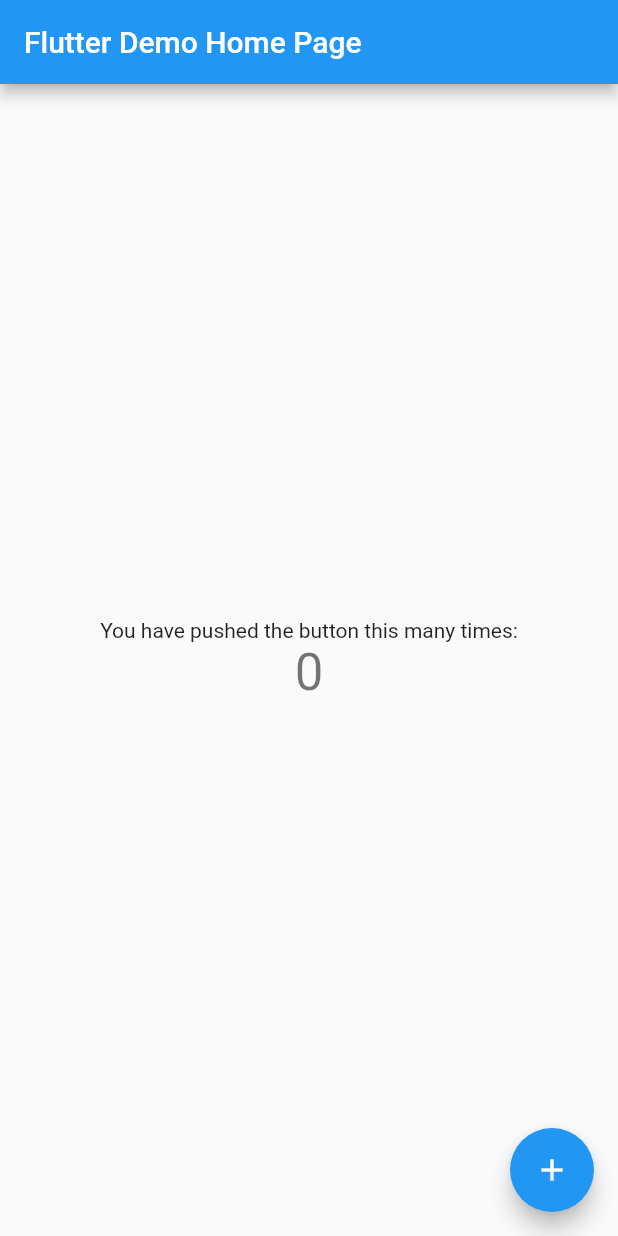
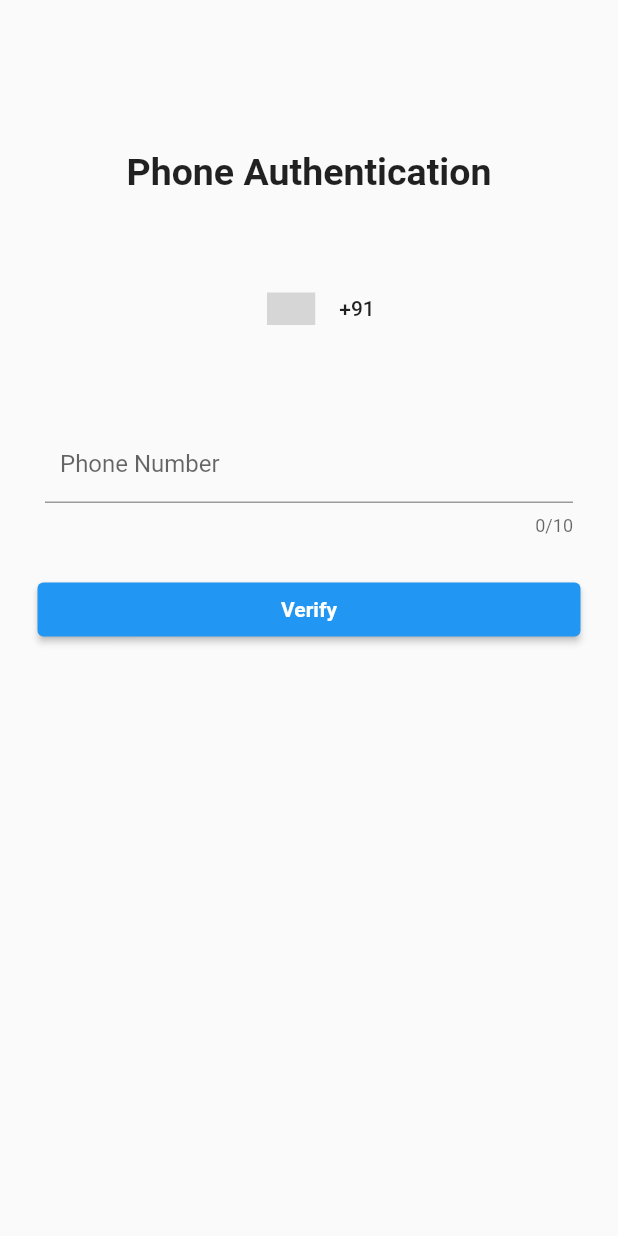
Before and after one commit to AryanKhubchandani/chatport, a Flutter app: the screen it shows after launch, on a phone screen of 412 x 824 dp. Run offline on Flutter 3.47's test engine with Material 2 defaults, Android fonts, the phone set to English and light mode, and no system bars; drawn by our look-alikes of country_code_picker; our stand-ins replace firebase_core; accounts and stored records are empty; statements that could not run were skipped; grey boxes are pictures that could not be loaded.

Commit message:
feat: add login page

```diff
--- a/lib/main.dart
+++ b/lib/main.dart
@@ -1,115 +1,24 @@
+import 'package:chatport/screens/loginpage.dart';
+import 'package:firebase_core/firebase_core.dart';
 import 'package:flutter/material.dart';
 
-void main() {
+void main() async {
+  WidgetsFlutterBinding.ensureInitialized();
+  await Firebase.initializeApp();
   runApp(const MyApp());
 }
 
 class MyApp extends StatelessWidget {
   const MyApp({Key? key}) : super(key: key);
 
-  // This widget is the root of your application.
   @override
   Widget build(BuildContext context) {
     return MaterialApp(
-      title: 'Flutter Demo',
+      title: 'ChatPort',
       theme: ThemeData(
-        // This is the theme of your application.
-        //
-        // Try running your application with "flutter run". You'll see the
-        // application has a blue toolbar. Then, without quitting the app, try
-        // changing the primarySwatch below to Colors.green and then invoke
-        // "hot reload" (press "r" in the console where you ran "flutter run",
-        // or simply save your changes to "hot reload" in a Flutter IDE).
-        // Notice that the counter didn't reset back to zero; the application
-        // is not restarted.
         primarySwatch: Colors.blue,
       ),
-      home: const MyHomePage(title: 'Flutter Demo Home Page'),
+      home: const LoginPage(),
     );
   }
 }
-
-class MyHomePage extends StatefulWidget {
-  const MyHomePage({Key? key, required this.title}) : super(key: key);
-
-  // This widget is the home page of your application. It is stateful, meaning
-  // that it has a State object (defined below) that contains fields that affect
-  // how it looks.
-
-  // This class is the configuration for the state. It holds the values (in this
-  // case the title) provided by the parent (in this case the App widget) and
-  // used by the build method of the State. Fields in a Widget subclass are
-  // always marked "final".
-
-  final String title;
-
-  @override
-  State<MyHomePage> createState() => _MyHomePageState();
-}
-
-class _MyHomePageState extends State<MyHomePage> {
-  int _counter = 0;
-
-  void _incrementCounter() {
-    setState(() {
-      // This call to setState tells the Flutter framework that something has
-      // changed in this State, which causes it to rerun the build method below
-      // so that the display can reflect the updated values. If we changed
-      // _counter without calling setState(), then the build method would not be
-      // called again, and so nothing would appear to happen.
-      _counter++;
-    });
-  }
-
-  @override
-  Widget build(BuildContext context) {
-    // This method is rerun every time setState is called, for instance as done
-    // by the _incrementCounter method above.
-    //
-    // The Flutter framework has been optimized to make rerunning build methods
-    // fast, so that you can just rebuild anything that needs updating rather
-    // than having to individually change instances of widgets.
-    return Scaffold(
-      appBar: AppBar(
-        // Here we take the value from the MyHomePage object that was created by
-        // the App.build method, and use it to set our appbar title.
-        title: Text(widget.title),
-      ),
-      body: Center(
-        // Center is a layout widget. It takes a single child and positions it
-        // in the middle of the parent.
-        child: Column(
-          // Column is also a layout widget. It takes a list of children and
-          // arranges them vertically. By default, it sizes itself to fit its
-          // children horizontally, and tries to be as tall as its parent.
-          //
-          // Invoke "debug painting" (press "p" in the console, choose the
-          // "Toggle Debug Paint" action from the Flutter Inspector in Android
-          // Studio, or the "Toggle Debug Paint" command in Visual Studio Code)
-          // to see the wireframe for each widget.
-          //
-          // Column has various properties to control how it sizes itself and
-          // how it positions its children. Here we use mainAxisAlignment to
-          // center the children vertically; the main axis here is the vertical
-          // axis because Columns are vertical (the cross axis would be
-          // horizontal).
-          mainAxisAlignment: MainAxisAlignment.center,
-          children: <Widget>[
-            const Text(
-              'You have pushed the button this many times:',
-            ),
-            Text(
-              '$_counter',
-              style: Theme.of(context).textTheme.headline4,
-            ),
-          ],
-        ),
-      ),
-      floatingActionButton: FloatingActionButton(
-        onPressed: _incrementCounter,
-        tooltip: 'Increment',
-        child: const Icon(Icons.add),
-      ), // This trailing comma makes auto-formatting nicer for build methods.
-    );
-  }
-}
--- /dev/null
+++ b/lib/screens/loginpage.dart
@@ -0,0 +1,86 @@
+import 'package:flutter/material.dart';
+
+import 'package:country_code_picker/country_code_picker.dart';
+
+class LoginPage extends StatefulWidget {
+  const LoginPage({Key? key}) : super(key: key);
+
+  @override
+  _LoginPageState createState() => _LoginPageState();
+}
+
+class _LoginPageState extends State<LoginPage> {
+  String dialDigits = "";
+  final TextEditingController _controller = TextEditingController();
+
+  @override
+  Widget build(BuildContext context) {
+    return Scaffold(
+      body: SingleChildScrollView(
+        child: Column(
+          mainAxisAlignment: MainAxisAlignment.center,
+          children: [
+            const SizedBox(
+              height: 100,
+            ),
+            Container(
+              margin: const EdgeInsets.symmetric(horizontal: 30.0),
+              child: const Center(
+                child: Text(
+                  "Phone Authentication",
+                  style: TextStyle(
+                    fontWeight: FontWeight.bold,
+                    fontSize: 25,
+                  ),
+                ),
+              ),
+            ),
+            const SizedBox(height: 50.0),
+            CountryCodePicker(
+              onChanged: (country) {
+                setState(() {
+                  dialDigits = country.dialCode!;
+                });
+              },
+              initialSelection: "IN",
+              showCountryOnly: false,
+              showOnlyCountryWhenClosed: false,
+              favorite: const ["IN", "US"],
+            ),
+            const SizedBox(height: 50.0),
+            Container(
+              margin: const EdgeInsets.symmetric(horizontal: 30.0),
+              child: Center(
+                child: TextField(
+                  decoration: InputDecoration(
+                    hintText: "Phone Number",
+                    prefix: Padding(
+                      padding: const EdgeInsets.all(5.0),
+                      child: Text(dialDigits),
+                    ),
+                  ),
+                  maxLength: 10,
+                  keyboardType: TextInputType.number,
+                  controller: _controller,
+                ),
+              ),
+            ),
+            const SizedBox(height: 5ß0.0),
+            Container(
+              margin: const EdgeInsets.all(25.0),
+              width: double.infinity,
+              child: ElevatedButton(
+                onPressed: () {},
+                child: const Text(
+                  "Verify",
+                  style: TextStyle(
+                      color: Colors.white, fontWeight: FontWeight.bold),
+                ),
+              ),
+            ),
+          ],
+        ),
+      ),
+    );
+  }
+}
--- a/pubspec.yaml
+++ b/pubspec.yaml
@@ -35,6 +35,8 @@
   # Use with the CupertinoIcons class for iOS style icons.
   cupertino_icons: ^1.0.2
   firebase_auth: ^3.3.0
+  firebase_core: ^1.10.1
+  country_code_picker: ^2.0.2
 
 
 dev_dependencies:
```
Also changed, not shown: pubspec.lock.
